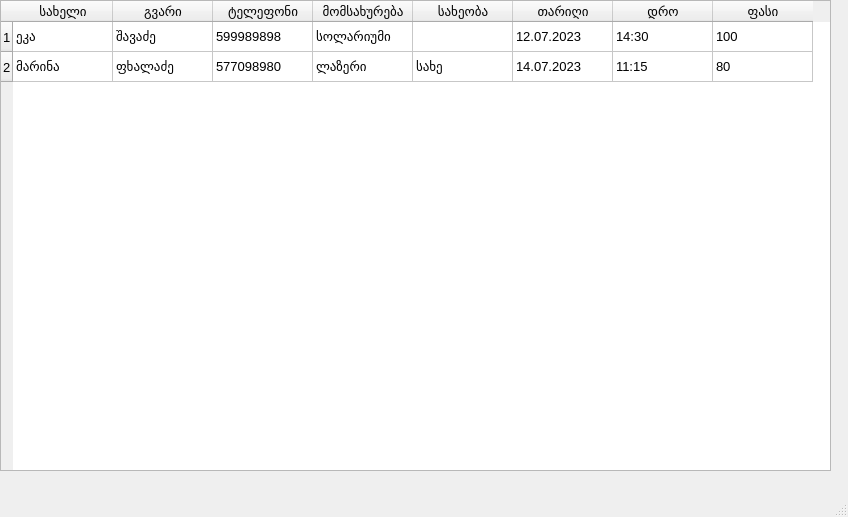
The window that ui/timetable.ui (bekashvelidze/renew-commercial) describes before a commit, drawn with Qt 5.
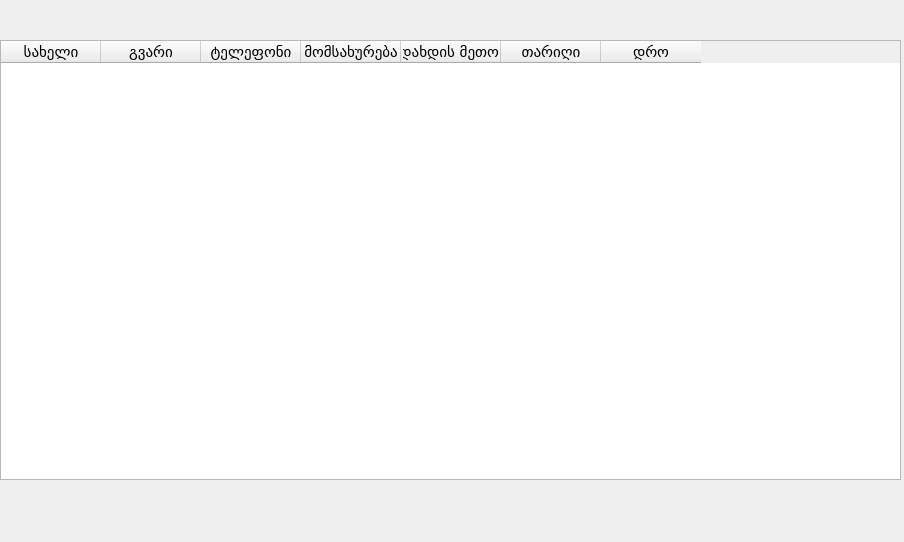
The same window after the commit.

Commit message: added payments_table class

Diff of the .ui file:
```diff
--- a/ui/timetable.ui
+++ b/ui/timetable.ui
@@ -1,26 +1,25 @@
 <?xml version="1.0" encoding="UTF-8"?>
 <ui version="4.0">
- <class>MainWindow</class>
- <widget class="QMainWindow" name="MainWindow">
+ <class>Form</class>
+ <widget class="QWidget" name="Form">
   <property name="geometry">
    <rect>
     <x>0</x>
     <y>0</y>
-    <width>848</width>
-    <height>517</height>
+    <width>904</width>
+    <height>542</height>
    </rect>
   </property>
   <property name="windowTitle">
    <string>MainWindow</string>
   </property>
-  <widget class="QWidget" name="centralwidget">
-   <widget class="QTableWidget" name="tableWidget_6">
+  <widget class="QTableWidget" name="all_appointments">
     <property name="geometry">
      <rect>
       <x>0</x>
-      <y>0</y>
-      <width>831</width>
-      <height>471</height>
+     <y>40</y>
+     <width>901</width>
+     <height>440</height>
      </rect>
     </property>
     <property name="sizePolicy">
@@ -43,155 +42,100 @@
     </property>
     <property name="font">
      <font>
-      <pointsize>10</pointsize>
+     <family>BPG Nino Mtavruli</family>
+     <pointsize>11</pointsize>
      </font>
     </property>
     <property name="styleSheet">
      <string notr="true"/>
     </property>
-    <row>
-     <property name="text">
-      <string>1</string>
-     </property>
-    </row>
-    <row>
-     <property name="text">
-      <string>2</string>
-     </property>
-    </row>
+   <property name="sortingEnabled">
+    <bool>true</bool>
+   </property>
+   <attribute name="horizontalHeaderVisible">
+    <bool>true</bool>
+   </attribute>
+   <attribute name="verticalHeaderVisible">
+    <bool>true</bool>
+   </attribute>
     <column>
      <property name="text">
       <string>სახელი</string>
      </property>
+    <property name="font">
+     <font>
+      <family>BPG Nino Mtavruli</family>
+      <pointsize>11</pointsize>
+     </font>
+    </property>
     </column>
     <column>
      <property name="text">
       <string>გვარი</string>
      </property>
+    <property name="font">
+     <font>
+      <family>BPG Nino Mtavruli</family>
+      <pointsize>11</pointsize>
+     </font>
+    </property>
     </column>
     <column>
      <property name="text">
       <string>ტელეფონი</string>
      </property>
+    <property name="font">
+     <font>
+      <family>BPG Nino Mtavruli</family>
+      <pointsize>11</pointsize>
+     </font>
+    </property>
     </column>
     <column>
      <property name="text">
       <string>მომსახურება</string>
      </property>
+    <property name="font">
+     <font>
+      <family>BPG Nino Mtavruli</family>
+      <pointsize>11</pointsize>
+     </font>
+    </property>
     </column>
     <column>
      <property name="text">
-      <string>სახეობა</string>
+     <string>გადახდის მეთოდი</string>
+    </property>
+    <property name="font">
+     <font>
+      <family>BPG Nino Mtavruli</family>
+      <pointsize>11</pointsize>
+     </font>
      </property>
     </column>
     <column>
      <property name="text">
       <string>თარიღი</string>
      </property>
+    <property name="font">
+     <font>
+      <family>BPG Nino Mtavruli</family>
+      <pointsize>11</pointsize>
+     </font>
+    </property>
     </column>
     <column>
      <property name="text">
       <string>დრო</string>
      </property>
-    </column>
-    <column>
-     <property name="text">
-      <string>ფასი</string>
-     </property>
-    </column>
-    <item row="0" column="0">
-     <property name="text">
-      <string>ეკა</string>
-     </property>
-    </item>
-    <item row="0" column="1">
-     <property name="text">
-      <string>შავაძე</string>
-     </property>
-    </item>
-    <item row="0" column="2">
-     <property name="text">
-      <string>599989898</string>
-     </property>
-    </item>
-    <item row="0" column="3">
-     <property name="text">
-      <string>სოლარიუმი</string>
-     </property>
-    </item>
-    <item row="0" column="4">
-     <property name="text">
-      <string/>
-     </property>
-    </item>
-    <item row="0" column="5">
-     <property name="text">
-      <string>12.07.2023</string>
-     </property>
-    </item>
-    <item row="0" column="6">
-     <property name="text">
-      <string>14:30</string>
-     </property>
-    </item>
-    <item row="0" column="7">
-     <property name="text">
-      <string>100</string>
-     </property>
-    </item>
-    <item row="1" column="0">
-     <property name="text">
-      <string>მარინა</string>
-     </property>
-    </item>
-    <item row="1" column="1">
-     <property name="text">
-      <string>ფხალაძე</string>
-     </property>
-    </item>
-    <item row="1" column="2">
-     <property name="text">
-      <string>577098980</string>
-     </property>
-    </item>
-    <item row="1" column="3">
-     <property name="text">
-      <string>ლაზერი</string>
-     </property>
-    </item>
-    <item row="1" column="4">
-     <property name="text">
-      <string>სახე</string>
-     </property>
-    </item>
-    <item row="1" column="5">
-     <property name="text">
-      <string>14.07.2023</string>
-     </property>
-    </item>
-    <item row="1" column="6">
-     <property name="text">
-      <string>11:15</string>
-     </property>
-    </item>
-    <item row="1" column="7">
-     <property name="text">
-      <string>80</string>
-     </property>
-    </item>
-   </widget>
-  </widget>
-  <widget class="QMenuBar" name="menubar">
-   <property name="geometry">
-    <rect>
-     <x>0</x>
-     <y>0</y>
-     <width>848</width>
-     <height>21</height>
-    </rect>
-   </property>
-  </widget>
-  <widget class="QStatusBar" name="statusbar"/>
+    <property name="font">
+     <font>
+      <family>BPG Nino Mtavruli</family>
+      <pointsize>11</pointsize>
+     </font>
+    </property>
+   </column>
+  </widget>
  </widget>
  <resources/>
  <connections/>
```
Left out of the diff: 2 changed lines with no effect on the pictures. Lines whose indentation alone changed are shown as unchanged. The commit also changes 5 other files.
